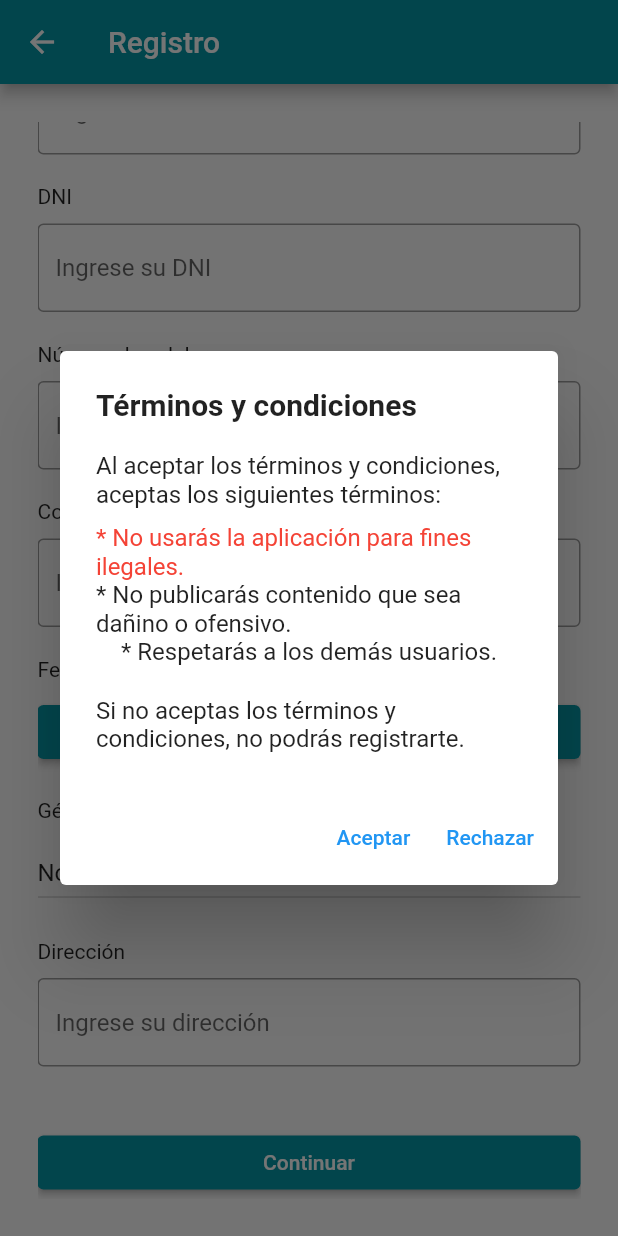
After one commit to CC238-202302-WS61-GRUPO01/kindcoins_flutterapp, a Flutter app: the RegistroScreen screen opened directly, scrolled down 273 dp, after a tap on "Continuar", on a phone screen of 412 x 824 dp. The commit adds this screen. Run offline on Flutter 3.47's test engine with Material 2 defaults, Android fonts, the phone set to English and light mode, and no system bars; our stand-ins replace carousel_slider, flutter_credit_card, google_fonts, google_maps_flutter, image_picker.

Commit message:
Dialog terminos y condiciones

```diff
--- a/lib/screens/register/register_screen.dart
+++ b/lib/screens/register/register_screen.dart
@@ -3,6 +3,7 @@ import 'package:kindcoins_flutterapp/models/user_model.dart';
 import 'package:kindcoins_flutterapp/models/user_request.dart';
 import 'package:kindcoins_flutterapp/screens/home/home_screen.dart';
 import 'package:kindcoins_flutterapp/services/api_service.dart';
+import 'package:kindcoins_flutterapp/screens/register/terms_condition.dart';
 
 class RegistroScreen extends StatefulWidget {
   @override
@@ -266,28 +267,42 @@ class _RegistroBState extends State<RegistroScreen> {
                     ),
                     //Espacio extra
                     ElevatedButton(
-                      onPressed: () {
+                      onPressed: () async {
+                        final bool? termsAndConditionsAccepted =
+                            await showDialog<bool>(
+                          context: context,
+                          builder: (BuildContext context) =>
+                              const TermsAndConditionsDialog(),
+                        );
+
+                        if (termsAndConditionsAccepted == false) {
+                          return;
+                        }
+
                         if (_checkControllers()) {
-                          var user = UserRequest(
+                          final UserRequest user = UserRequest(
                             firstName: nameController.text,
                             lastName: lastNameController.text,
                             photo:
-                              "https://cdn-icons-png.flaticon.com/512/21/21104.png",
+                                'https://cdn-icons-png.flaticon.com/512/21/21104.png',
                             dni: dniController.text,
                             phone: phoneController.text,
                             email: emailController.text,
                             password: passwordController.text,
-                              suscriptionPlanId: 1);
+                            suscriptionPlanId: 1,
+                          );
 
-                          apiService.createUser(user);
+                          await apiService.createUser(user);
 
                           Navigator.push(
                             context,
                             MaterialPageRoute(
-                                  builder: (context) => HomeScreen()));
+                              builder: (context) => HomeScreen(),
+                            ),
+                          );
                         }
                       },
-                      child: const Text('Registrar'),
+                      child: const Text('Continuar'),
                       style: ElevatedButton.styleFrom(
                         backgroundColor: Color.fromARGB(255, 5, 151, 166),
                       ),
--- /dev/null
+++ b/lib/screens/register/terms_condition.dart
@@ -0,0 +1,74 @@
+import 'package:flutter/material.dart';
+
+class TermsAndConditionsDialog extends StatelessWidget {
+  const TermsAndConditionsDialog({super.key});
+
+  @override
+  Widget build(BuildContext context) {
+    return AlertDialog(
+      title: const Text(
+        'Términos y condiciones',
+        style: TextStyle(
+          fontSize: 20,
+          fontWeight: FontWeight.bold,
+        ),
+      ),
+      content: const SizedBox(
+        width: double.maxFinite,
+        child: SingleChildScrollView(
+          child: Column(
+            children: [
+              Text(
+                'Al aceptar los términos y condiciones, aceptas los siguientes términos:',
+                style: TextStyle(
+                  fontSize: 16,
+                ),
+              ),
+              SizedBox(height: 10),
+              Text(
+                '* No usarás la aplicación para fines ilegales.',
+                style: TextStyle(
+                  fontSize: 16,
+                  color: Colors.red,
+                ),
+              ),
+              Text(
+                '* No publicarás contenido que sea dañino o ofensivo.',
+                style: TextStyle(
+                  fontSize: 16,
+                ),
+              ),
+              Text(
+                '* Respetarás a los demás usuarios.',
+                style: TextStyle(
+                  fontSize: 16,
+                ),
+              ),
+              SizedBox(height: 20),
+              Text(
+                'Si no aceptas los términos y condiciones, no podrás registrarte.',
+                style: TextStyle(
+                  fontSize: 16,
+                ),
+              ),
+            ],
+          ),
+        ),
+      ),
+      actions: [
+        TextButton(
+          child: const Text('Aceptar'),
+          onPressed: () {
+            Navigator.of(context).pop(true);
+          },
+        ),
+        TextButton(
+          child: const Text('Rechazar'),
+          onPressed: () {
+            Navigator.of(context).pop(false);
+          },
+        ),
+      ],
+    );
+  }
+}
```
Lines whose indentation alone changed are shown as unchanged.
